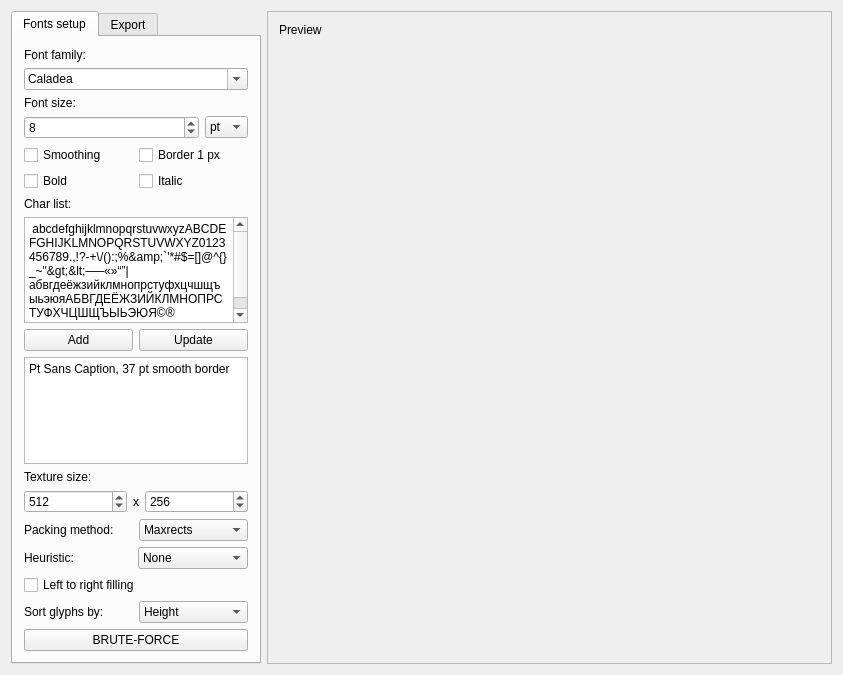
The window that mainwindow.ui (scriptum/UBFG) describes before a commit, drawn with Qt 5.
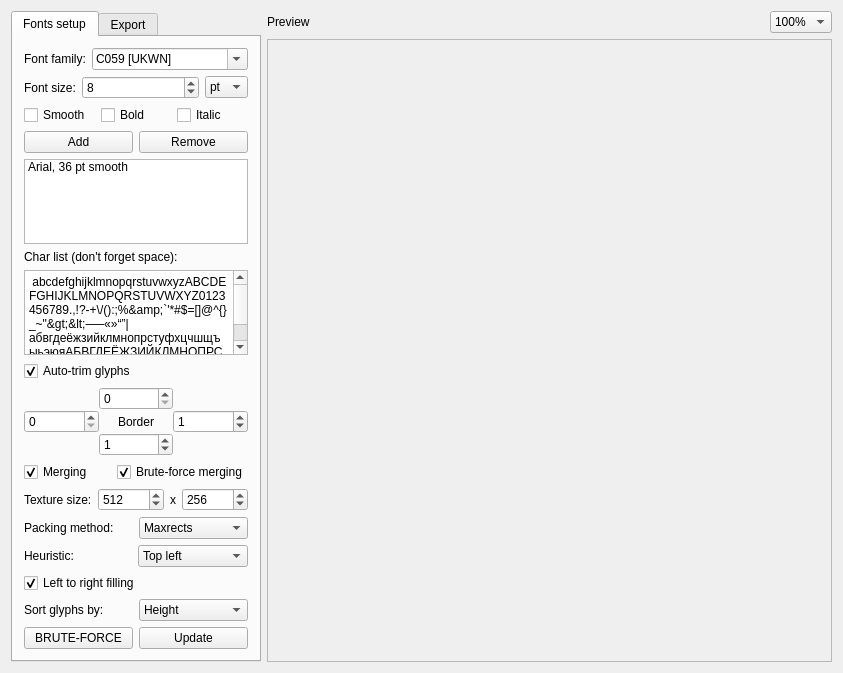
The same window after the commit. Custom widgets are drawn as their Qt base class.

Patch:
```diff
--- a/mainwindow.ui
+++ b/mainwindow.ui
@@ -7,7 +7,7 @@
     <x>0</x>
     <y>0</y>
     <width>843</width>
-    <height>675</height>
+    <height>673</height>
    </rect>
   </property>
   <property name="windowTitle">
@@ -44,6 +44,14 @@
        </attribute>
        <layout class="QVBoxLayout" name="verticalLayout_4">
         <item>
+         <layout class="QHBoxLayout" name="horizontalLayout_11">
+          <property name="rightMargin">
+           <number>0</number>
+          </property>
+          <property name="bottomMargin">
+           <number>0</number>
+          </property>
+          <item>
          <widget class="QLabel" name="label_2">
           <property name="text">
            <string>Font family:</string>
@@ -52,8 +60,14 @@
         </item>
         <item>
          <widget class="QFontComboBox" name="fontComboBox">
+            <property name="sizePolicy">
+             <sizepolicy hsizetype="Expanding" vsizetype="Fixed">
+              <horstretch>0</horstretch>
+              <verstretch>0</verstretch>
+             </sizepolicy>
+            </property>
           <property name="currentIndex">
-           <number>3</number>
+             <number>1</number>
           </property>
           <property name="sizeAdjustPolicy">
            <enum>QComboBox::AdjustToContents</enum>
@@ -62,12 +76,14 @@
            <bool>true</bool>
           </property>
           <property name="currentFont">
-           <font>
-            <family>Arial</family>
-           </font>
+             <font/>
           </property>
          </widget>
         </item>
+         </layout>
+        </item>
+        <item>
+         <layout class="QHBoxLayout" name="horizontalLayout_2">
         <item>
          <widget class="QLabel" name="label">
           <property name="text">
@@ -76,11 +92,9 @@
          </widget>
         </item>
         <item>
-         <layout class="QHBoxLayout" name="horizontalLayout_2">
-          <item>
            <widget class="QSpinBox" name="spinFontSize">
             <property name="sizePolicy">
-             <sizepolicy hsizetype="MinimumExpanding" vsizetype="Minimum">
+             <sizepolicy hsizetype="Expanding" vsizetype="Minimum">
               <horstretch>0</horstretch>
               <verstretch>0</verstretch>
              </sizepolicy>
@@ -117,24 +131,13 @@
           <item>
            <widget class="QCheckBox" name="checkFontSmoothing">
             <property name="text">
-             <string>Smoothing</string>
+             <string>Smooth</string>
             </property>
             <property name="checked">
              <bool>false</bool>
             </property>
            </widget>
           </item>
-          <item>
-           <widget class="QCheckBox" name="checkFontPadding">
-            <property name="text">
-             <string>Border 1 px</string>
-            </property>
-           </widget>
-          </item>
-         </layout>
-        </item>
-        <item>
-         <layout class="QHBoxLayout" name="horizontalLayout_7">
           <item>
            <widget class="QCheckBox" name="checkFontBold">
             <property name="text">
@@ -151,10 +154,40 @@
           </item>
          </layout>
         </item>
+        <item>
+         <layout class="QHBoxLayout" name="horizontalLayout_3">
+          <item>
+           <widget class="QPushButton" name="pushButton">
+            <property name="text">
+             <string>Add</string>
+            </property>
+           </widget>
+          </item>
+          <item>
+           <widget class="QPushButton" name="pushButton_3">
+            <property name="text">
+             <string>Remove</string>
+            </property>
+           </widget>
+          </item>
+         </layout>
+        </item>
+        <item>
+         <widget class="QListWidget" name="listOfFonts">
+          <item>
+           <property name="text">
+            <string notr="true">Arial, 36 pt smooth</string>
+           </property>
+           <property name="flags">
+            <set>ItemIsSelectable|ItemIsEditable|ItemIsDragEnabled|ItemIsUserCheckable|ItemIsEnabled</set>
+           </property>
+          </item>
+         </widget>
+        </item>
         <item>
          <widget class="QLabel" name="label_4">
           <property name="text">
-           <string>Char list:</string>
+           <string>Char list (don't forget space):</string>
           </property>
          </widget>
         </item>
@@ -169,7 +202,7 @@
           <property name="minimumSize">
            <size>
             <width>150</width>
-            <height>30</height>
+            <height>50</height>
            </size>
           </property>
           <property name="maximumSize">
@@ -190,30 +223,94 @@
          </widget>
         </item>
         <item>
-         <layout class="QHBoxLayout" name="horizontalLayout_3">
-          <item>
-           <widget class="QPushButton" name="pushButton">
+         <widget class="QCheckBox" name="trim">
             <property name="text">
-             <string>Add</string>
-            </property>
+           <string>Auto-trim glyphs</string>
+          </property>
+          <property name="checked">
+           <bool>true</bool>
+          </property>
            </widget>
           </item>
           <item>
-           <widget class="QPushButton" name="pushButton_2">
+         <layout class="QGridLayout" name="gridLayout">
+          <property name="bottomMargin">
+           <number>0</number>
+          </property>
+          <property name="spacing">
+           <number>0</number>
+          </property>
+          <item row="3" column="1">
+           <widget class="QSpinBox" name="borderLeft"/>
+          </item>
+          <item row="3" column="2">
+           <widget class="QLabel" name="label_13">
             <property name="text">
-             <string>Update</string>
+             <string>Border</string>
             </property>
+            <property name="alignment">
+             <set>Qt::AlignCenter</set>
+            </property>
            </widget>
           </item>
+          <item row="2" column="2">
+           <widget class="QSpinBox" name="borderTop">
+            <property name="enabled">
+             <bool>true</bool>
+            </property>
+            <property name="readOnly">
+             <bool>false</bool>
+            </property>
+            <property name="accelerated">
+             <bool>false</bool>
+            </property>
+           </widget>
+          </item>
+          <item row="4" column="2">
+           <widget class="QSpinBox" name="borderBottom">
+            <property name="value">
+             <number>1</number>
+            </property>
+           </widget>
+          </item>
+          <item row="3" column="3">
+           <widget class="QSpinBox" name="borderRight">
+            <property name="value">
+             <number>1</number>
+            </property>
+           </widget>
+          </item>
          </layout>
         </item>
         <item>
-         <widget class="QPlainTextEdit" name="listOfFonts">
-          <property name="plainText">
-           <string>Pt Sans Caption, 37 pt smooth border</string>
+         <layout class="QHBoxLayout" name="horizontalLayout_15">
+          <property name="bottomMargin">
+           <number>0</number>
           </property>
-         </widget>
-        </item>
+          <item>
+           <widget class="QCheckBox" name="merge">
+            <property name="text">
+             <string>Merging</string>
+            </property>
+            <property name="checked">
+             <bool>true</bool>
+            </property>
+           </widget>
+          </item>
+          <item>
+           <widget class="QCheckBox" name="mergeBF">
+            <property name="text">
+             <string>Brute-force merging</string>
+            </property>
+            <property name="checked">
+             <bool>true</bool>
+            </property>
+           </widget>
+          </item>
+         </layout>
+        </item>
+        <item>
+         <layout class="QHBoxLayout" name="horizontalLayout">
         <item>
          <widget class="QLabel" name="label_3">
           <property name="text">
@@ -222,8 +319,6 @@
          </widget>
         </item>
         <item>
-         <layout class="QHBoxLayout" name="horizontalLayout">
-          <item>
            <widget class="QSpinBox" name="textureW">
             <property name="sizePolicy">
              <sizepolicy hsizetype="Expanding" vsizetype="Fixed">
@@ -330,6 +425,9 @@
           </item>
           <item>
            <widget class="QComboBox" name="comboHeuristic">
+            <property name="currentIndex">
+             <number>1</number>
+            </property>
             <item>
              <property name="text">
               <string>None</string>
@@ -374,6 +472,9 @@
           <property name="text">
            <string>Left to right filling</string>
           </property>
+          <property name="checked">
+           <bool>true</bool>
+          </property>
          </widget>
         </item>
         <item>
@@ -415,12 +516,26 @@
          </layout>
         </item>
         <item>
+         <layout class="QHBoxLayout" name="horizontalLayout_10">
+          <property name="topMargin">
+           <number>0</number>
+          </property>
+          <item>
          <widget class="QPushButton" name="bruteForce">
           <property name="text">
            <string>BRUTE-FORCE</string>
           </property>
          </widget>
         </item>
+          <item>
+           <widget class="QPushButton" name="pushButton_2">
+            <property name="text">
+             <string>Update</string>
+            </property>
+           </widget>
+          </item>
+         </layout>
+        </item>
        </layout>
       </widget>
       <widget class="QWidget" name="tab_3">
@@ -429,6 +544,8 @@
        </attribute>
        <layout class="QVBoxLayout" name="verticalLayout">
         <item>
+         <layout class="QHBoxLayout" name="horizontalLayout_13">
+          <item>
          <widget class="QLabel" name="label_10">
           <property name="text">
            <string>Image format:</string>
@@ -436,19 +553,42 @@
          </widget>
         </item>
         <item>
+           <widget class="QComboBox" name="outFormat">
+            <item>
+             <property name="text">
+              <string>PNG</string>
+             </property>
+            </item>
+            <item>
+             <property name="text">
+              <string>BMP</string>
+             </property>
+            </item>
+           </widget>
+          </item>
+         </layout>
+        </item>
+        <item>
+         <layout class="QHBoxLayout" name="horizontalLayout_7">
+          <item>
          <widget class="QLabel" name="label_12">
           <property name="text">
-           <string>8-bit encoding:</string>
+             <string>Encoding:</string>
           </property>
          </widget>
         </item>
         <item>
          <widget class="QComboBox" name="encoding"/>
         </item>
+         </layout>
+        </item>
         <item>
-         <widget class="QLabel" name="label_11">
+         <widget class="QCheckBox" name="transparent">
           <property name="text">
-           <string>TextLabel</string>
+           <string>Transparent</string>
+          </property>
+          <property name="checked">
+           <bool>true</bool>
           </property>
          </widget>
         </item>
@@ -459,9 +599,167 @@
           </property>
          </widget>
         </item>
-       </layout>
-      </widget>
-     </widget>
+        <item>
+         <layout class="QHBoxLayout" name="horizontalLayout_12">
+          <item>
+           <widget class="QLineEdit" name="outDir">
+            <property name="sizePolicy">
+             <sizepolicy hsizetype="Expanding" vsizetype="Fixed">
+              <horstretch>0</horstretch>
+              <verstretch>0</verstretch>
+             </sizepolicy>
+            </property>
+            <property name="text">
+             <string/>
+            </property>
+           </widget>
+          </item>
+          <item>
+           <widget class="QPushButton" name="pushButton_4">
+            <property name="sizePolicy">
+             <sizepolicy hsizetype="Minimum" vsizetype="Fixed">
+              <horstretch>0</horstretch>
+              <verstretch>0</verstretch>
+             </sizepolicy>
+            </property>
+            <property name="maximumSize">
+             <size>
+              <width>30</width>
+              <height>16777215</height>
+             </size>
+            </property>
+            <property name="text">
+             <string>...</string>
+            </property>
+           </widget>
+          </item>
+         </layout>
+        </item>
+        <item>
+         <layout class="QHBoxLayout" name="horizontalLayout_14">
+          <item>
+           <widget class="QLabel" name="label_14">
+            <property name="text">
+             <string>File name:</string>
+            </property>
+           </widget>
+          </item>
+          <item>
+           <widget class="QLineEdit" name="outFile">
+            <property name="text">
+             <string>myfont</string>
+            </property>
+           </widget>
+          </item>
+         </layout>
+        </item>
+        <item>
+         <widget class="QPushButton" name="pushButton_5">
+          <property name="text">
+           <string>Export</string>
+          </property>
+         </widget>
+        </item>
+        <item>
+         <widget class="QGroupBox" name="groupBox">
+          <property name="title">
+           <string>Load/save project</string>
+          </property>
+          <layout class="QHBoxLayout" name="horizontalLayout_16">
+           <property name="leftMargin">
+            <number>0</number>
+           </property>
+           <property name="topMargin">
+            <number>9</number>
+           </property>
+           <property name="rightMargin">
+            <number>0</number>
+           </property>
+           <item>
+            <widget class="QPushButton" name="pushButton_7">
+             <property name="text">
+              <string>Load project...</string>
+             </property>
+            </widget>
+           </item>
+           <item>
+            <widget class="QPushButton" name="pushButton_6">
+             <property name="text">
+              <string>Save project as...</string>
+             </property>
+            </widget>
+           </item>
+          </layout>
+         </widget>
+        </item>
+        <item>
+         <spacer name="verticalSpacer">
+          <property name="orientation">
+           <enum>Qt::Vertical</enum>
+          </property>
+          <property name="sizeHint" stdset="0">
+           <size>
+            <width>20</width>
+            <height>40</height>
+           </size>
+          </property>
+         </spacer>
+        </item>
+       </layout>
+      </widget>
+     </widget>
+    </item>
+    <item>
+     <layout class="QVBoxLayout" name="verticalLayout_2">
+      <property name="leftMargin">
+       <number>0</number>
+      </property>
+      <item>
+       <layout class="QHBoxLayout" name="horizontalLayout_17">
+        <property name="topMargin">
+         <number>0</number>
+        </property>
+        <item>
+         <widget class="QLabel" name="preview">
+          <property name="text">
+           <string>Preview</string>
+          </property>
+         </widget>
+        </item>
+        <item>
+         <widget class="QComboBox" name="comboBox">
+          <property name="sizePolicy">
+           <sizepolicy hsizetype="Maximum" vsizetype="Fixed">
+            <horstretch>0</horstretch>
+            <verstretch>0</verstretch>
+           </sizepolicy>
+          </property>
+          <property name="currentIndex">
+           <number>3</number>
+          </property>
+          <item>
+           <property name="text">
+            <string>800%</string>
+           </property>
+          </item>
+          <item>
+           <property name="text">
+            <string>400%</string>
+           </property>
+          </item>
+          <item>
+           <property name="text">
+            <string>200%</string>
+           </property>
+          </item>
+          <item>
+           <property name="text">
+            <string>100%</string>
+           </property>
+          </item>
+         </widget>
+        </item>
+       </layout>
     </item>
     <item>
      <widget class="QScrollArea" name="scrollArea">
@@ -479,18 +777,11 @@
         <rect>
          <x>0</x>
          <y>0</y>
-         <width>567</width>
-         <height>655</height>
+           <width>565</width>
+           <height>619</height>
         </rect>
        </property>
        <layout class="QVBoxLayout" name="verticalLayout_3">
-        <item>
-         <widget class="QLabel" name="preview">
-          <property name="text">
-           <string>Preview</string>
-          </property>
-         </widget>
-        </item>
         <item>
          <widget class="FontView" name="widget" native="true">
           <property name="sizePolicy">
@@ -528,6 +819,8 @@
      </widget>
     </item>
    </layout>
+    </item>
+   </layout>
   </widget>
   <action name="actionExport">
    <property name="text">
```
Left out of the diff: 239 changed lines with no effect on the pictures. Lines whose indentation alone changed are shown as unchanged.
